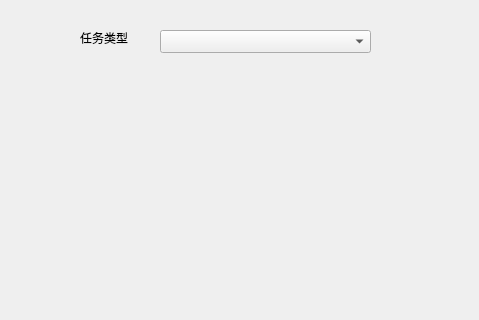
The window that src/widget/editTask/edittaskdialog.ui (Ferrarii-430/onmyoji-script) describes before a commit, drawn with Qt 5; both pictures show x 0 to 479 and y 0 to 320 of the 479 by 496 pixel window.
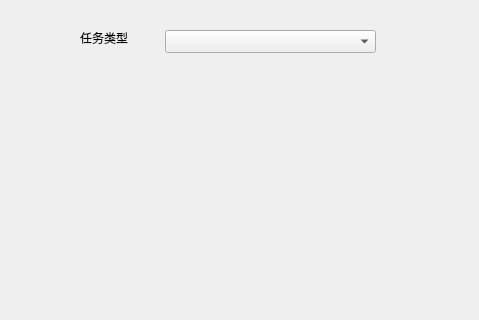
The same window after the commit.

```diff
--- a/src/widget/editTask/edittaskdialog.ui
+++ b/src/widget/editTask/edittaskdialog.ui
@@ -42,7 +42,7 @@
   <widget class="QComboBox" name="comboBox">
    <property name="geometry">
     <rect>
-     <x>160</x>
+     <x>165</x>
      <y>30</y>
      <width>211</width>
      <height>23</height>
```
